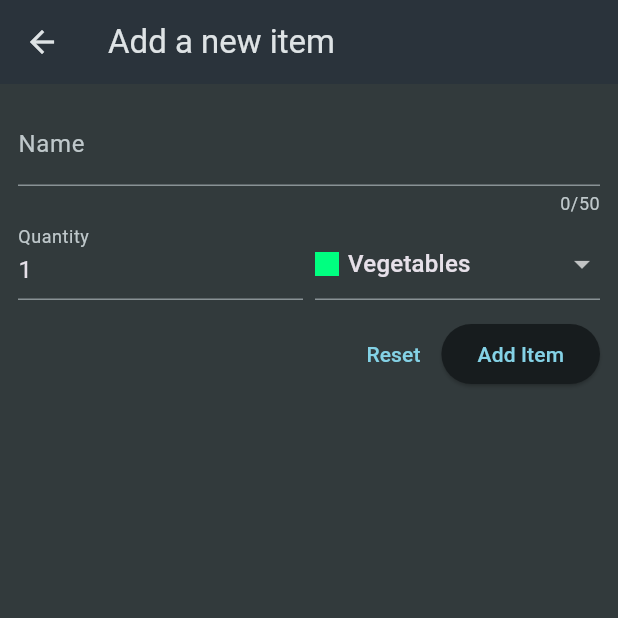
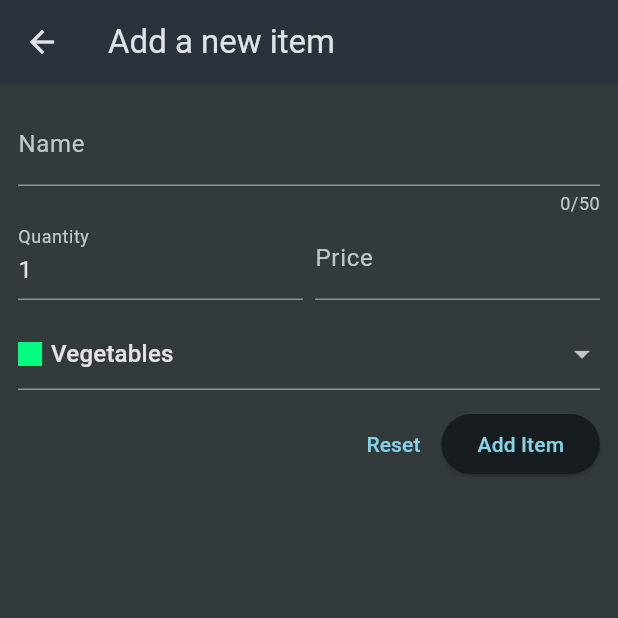
Before and after one commit to gracegb/CSC322_Upgrade4, a Flutter app: the screen it shows after launch, after a tap on the "add" icon, on a phone screen of 412 x 824 dp, the top half of it. Run offline on Flutter 3.47's test engine with Material 3 defaults, Android fonts, the phone set to English and light mode, and no system bars; network calls fail.

Commit message:
Clear button, budgeting feature

```diff
--- a/lib/models/grocery_item.dart
+++ b/lib/models/grocery_item.dart
@@ -5,6 +5,7 @@ class GroceryItem {
   final String name;
   final int quantity;
   final Category category;
+  final double price;
   bool isChecked; // New field to track the checked state
 
   GroceryItem({
@@ -12,6 +13,7 @@ class GroceryItem {
     required this.name,
     required this.quantity,
     required this.category,
+    this.price = 0.0, // default val of zero
     this.isChecked = false, // Default to unchecked when an item is added
   });
 }
--- a/lib/widgets/category_section.dart
+++ b/lib/widgets/category_section.dart
@@ -5,17 +5,20 @@ class CategorySection extends StatefulWidget {
   final String categoryTitle;
   final List<GroceryItem> items;
   final Color categoryColor;
+  final void Function() onCheckedChange; // New callback parameter
 
   const CategorySection({
     required this.categoryTitle,
     required this.items,
     required this.categoryColor,
+    required this.onCheckedChange, // Pass callback in constructor
     Key? key,
   }) : super(key: key);
 
   @override
   _CategorySectionState createState() => _CategorySectionState();
 }
+
 
 class _CategorySectionState extends State<CategorySection> {
   @override
@@ -40,6 +43,7 @@ class _CategorySectionState extends State<CategorySection> {
                 setState(() {
                   item.isChecked = value ?? false;
                 });
+                    widget.onCheckedChange(); // Call a function passed from the parent to update budget
               },
             ),
             title: Text(
--- a/lib/widgets/grocery_list.dart
+++ b/lib/widgets/grocery_list.dart
@@ -16,6 +16,7 @@ class GroceryList extends StatefulWidget {
 class _GroceryListState extends State<GroceryList> {
   List<GroceryItem> _groceryItems = [];
   var _isLoading = true;
+  double _budget = 100.0; // initial budget
   String? _error;
 
   @override
@@ -57,12 +58,16 @@ class _GroceryListState extends State<GroceryList> {
             name: item.value['name'],
             quantity: item.value['quantity'],
             category: category,
+            price: item.value['price'] ?? 0.0, // Load price if stored
+            isChecked: item.value['isChecked'] ??
+                false, // Load isChecked or default to false
           ),
         );
       }
       setState(() {
         _groceryItems = loadedItems;
         _isLoading = false;
+        _updateBudget(); // Update the budget based on loaded items
       });
     } catch (error) {
       setState(() {
@@ -105,6 +110,30 @@ class _GroceryListState extends State<GroceryList> {
     }
   }
 
+  void _updateBudget() {
+    setState(() {
+      _budget = 100.0;
+      for (final item in _groceryItems) {
+        if (item.isChecked) {
+          _budget -= item.price;
+        }
+      }
+    });
+  }
+
+  void _clearCheckedItems() {
+    final checkedItems = _groceryItems.where((item) => item.isChecked).toList();
+
+    for (final item in checkedItems) {
+      _removeItem(item);
+    }
+
+    setState(() {
+      _groceryItems.removeWhere((item) => item.isChecked);
+      _updateBudget();
+    });
+  }
+
   @override
   Widget build(BuildContext context) {
     Widget content = const Center(child: Text('No items added yet.'));
@@ -125,12 +154,14 @@ class _GroceryListState extends State<GroceryList> {
           final categoryColor = categories.entries
               .firstWhere((cat) => cat.value.title == entry.key)
               .value
-              .color; // Fetch the color for the category
+              .color;
 
           return CategorySection(
             categoryTitle: entry.key,
             items: entry.value,
-            categoryColor: categoryColor, // Pass the color to CategorySection
+            categoryColor: categoryColor,
+            onCheckedChange:
+                _updateBudget, // Make sure this is here if implemented
           );
         }).toList(),
       );
@@ -146,7 +177,27 @@ class _GroceryListState extends State<GroceryList> {
           ),
         ],
       ),
-      body: content,
+      body: Column(
+        children: [
+          Expanded(
+            child: content,
+          ),
+          Padding(
+            padding: const EdgeInsets.all(8.0),
+            child: ElevatedButton(
+              onPressed: _clearCheckedItems,
+              child: const Text('Clear Checked Items'),
+            ),
+          ),
+          Padding(
+            padding: const EdgeInsets.all(8.0),
+            child: Text(
+              'Budget: \$${_budget.toStringAsFixed(2)}',
+              style: Theme.of(context).textTheme.titleLarge,
+            ),
+          ),
+        ],
+      ),
     );
   }
 }
--- a/lib/widgets/new_item.dart
+++ b/lib/widgets/new_item.dart
@@ -22,6 +22,7 @@ class _NewItemState extends State<NewItem> {
   var _enteredQuantity = 1;
   var _selectedCategory = categories[Categories.vegetables]!;
   var _isSending = false;
+  double _enteredPrice = 0.0; // Change _enteredPrice to double
 
   void _saveItem() async {
     if (_formKey.currentState!.validate()) {
@@ -41,6 +42,8 @@ class _NewItemState extends State<NewItem> {
             'name': _enteredName,
             'quantity': _enteredQuantity,
             'category': _selectedCategory.title,
+            'price': _enteredPrice,
+            'isChecked' : false,
           },
         ),
       );
@@ -57,6 +60,7 @@ class _NewItemState extends State<NewItem> {
           name: _enteredName,
           quantity: _enteredQuantity,
           category: _selectedCategory,
+          price: _enteredPrice, // Pass the price to GroceryItem
         ),
       );
     }
@@ -89,12 +93,9 @@ class _NewItemState extends State<NewItem> {
                   return null;
                 },
                 onSaved: (value) {
-                  // if (value == null) {
-                  //   return;
-                  // }
                   _enteredName = value!;
                 },
-              ), // instead of TextField()
+              ),
               Row(
                 crossAxisAlignment: CrossAxisAlignment.end,
                 children: [
@@ -120,6 +121,33 @@ class _NewItemState extends State<NewItem> {
                     ),
                   ),
                   const SizedBox(width: 8),
+                  Expanded(
+                    child: TextFormField(
+                      decoration: const InputDecoration(
+                        label: Text('Price'),
+                      ),
+                      keyboardType: TextInputType.number,
+                      validator: (value) {
+                        if (value == null || value.isEmpty) {
+                          return 'Please enter a price.';
+                        }
+                        final parsedValue = double.tryParse(value);
+                        if (parsedValue == null || parsedValue <= 0) {
+                          return 'Enter a valid positive price.';
+                        }
+                        return null;
+                      },
+                      onSaved: (value) {
+                        _enteredPrice = double.parse(value!);
+                      },
+                    ),
+                  ),
+                ],
+              ),
+              const SizedBox(height: 12),
+              Row(
+                crossAxisAlignment: CrossAxisAlignment.end,
+                children: [
                   Expanded(
                     child: DropdownButtonFormField(
                       value: _selectedCategory,
```
Also changed, not shown: 30 other files.
